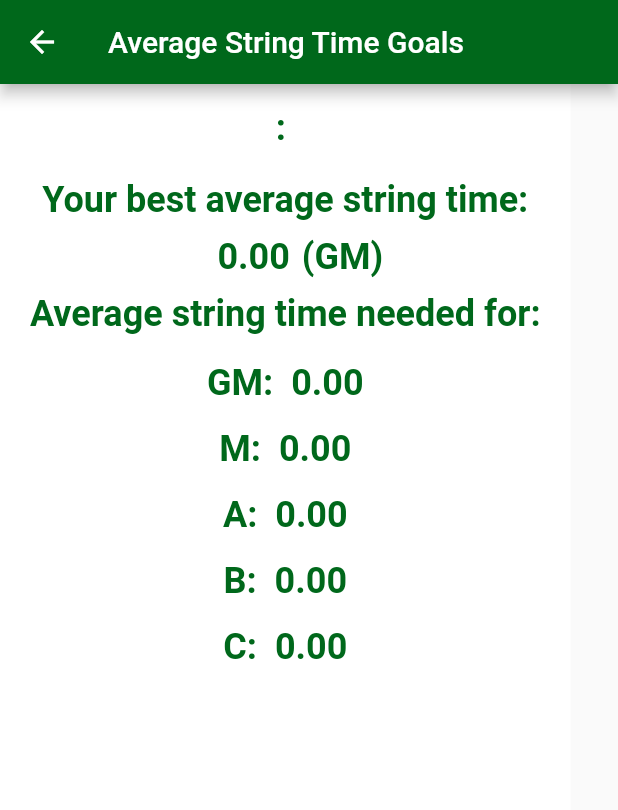
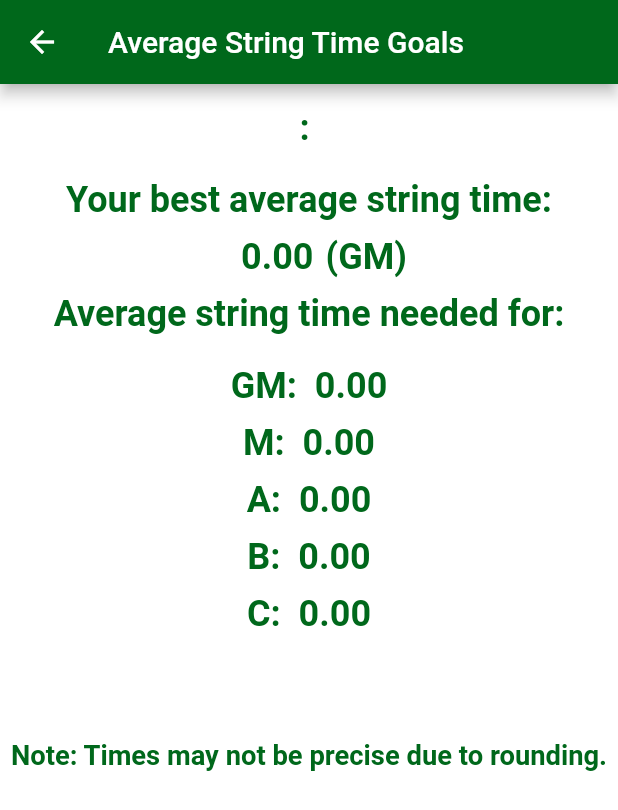
Before and after one commit to smokeyroader/steel_challenge_match_tracker, a Flutter app: the TimesNeeded screen opened directly with empty values, on a phone screen of 412 x 824 dp. Shown: the top 810 px of the screen. Run offline on Flutter 3.47's test engine with Material 2 defaults, Android fonts, the light colour scheme and no system bars; our stand-ins replace rflutter_alert, shared_preferences, sqflite; accounts and stored records are empty.

Commit message:
Minor changes to string_avg_needed.dart.

```diff
--- a/lib/string_avg_needed.dart
+++ b/lib/string_avg_needed.dart
@@ -177,74 +177,57 @@ class TimesNeeded extends StatelessWidget {
                 ),
               ),
               const SizedBox(
-                height: 10,
+                height: 20,
               ),
-              FittedBox(
-                child: Row(
-                  mainAxisAlignment: MainAxisAlignment.center,
-                  children: [
-                    Padding(
-                      padding: const EdgeInsets.all(8.0),
-                      child: ClassText(
+              ClassTimes(
                 classLetter: 'GM',
                 time: gmTime,
               ),
+              const SizedBox(
+                height: 10,
               ),
-                  ],
-                ),
-              ),
-              FittedBox(
-                child: Row(
-                  children: [
-                    Padding(
-                      padding: const EdgeInsets.all(8.0),
-                      child: ClassText(
+              ClassTimes(
                 classLetter: 'M',
                 time: mTime,
               ),
+              const SizedBox(
+                height: 10,
               ),
-                  ],
-                ),
-              ),
-              FittedBox(
-                child: Row(
-                  children: [
-                    Padding(
-                      padding: const EdgeInsets.all(8.0),
-                      child: ClassText(
+              ClassTimes(
                 classLetter: 'A',
                 time: aTime,
               ),
+              const SizedBox(
+                height: 10,
               ),
-                  ],
-                ),
-              ),
-              FittedBox(
-                child: Row(
-                  children: [
-                    Padding(
-                      padding: const EdgeInsets.all(8.0),
-                      child: ClassText(
+              ClassTimes(
                 classLetter: 'B',
                 time: bTime,
               ),
+              const SizedBox(
+                height: 10,
               ),
-                  ],
-                ),
-              ),
-              FittedBox(
-                child: Row(
-                  children: [
-                    Padding(
-                      padding: const EdgeInsets.all(8.0),
-                      child: ClassText(
+              ClassTimes(
                 classLetter: 'C',
                 time: cTime,
               ),
+              const SizedBox(
+                height: 70,
               ),
-                  ],
+              FittedBox(
+                child: Row(children: const [
+                  Padding(
+                    padding: EdgeInsets.only(left: 24, right: 24),
+                    child: Text(
+                      'Note: Times may not be precise due to rounding.',
+                      style: TextStyle(
+                          fontWeight: FontWeight.bold,
+                          fontSize: 60,
+                          color: Color(0xFF00681B)),
                     ),
-              ),
+                  )
+                ]),
+              )
             ],
           ),
         ),
@@ -282,9 +265,9 @@ class TimesNeeded extends StatelessWidget {
   }
 }
 
-//Custom text widget to reduce redundant code
-class ClassText extends StatelessWidget {
-  const ClassText({
+//Custom widget to reduce redundant code
+class ClassTimes extends StatelessWidget {
+  const ClassTimes({
     Key key,
     @required this.classLetter,
     this.time,
@@ -295,13 +278,15 @@ class ClassText extends StatelessWidget {
 
   @override
   Widget build(BuildContext context) {
-    return Text(
-      '$classLetter:  $time',
+    return FittedBox(
+      child: Row(mainAxisAlignment: MainAxisAlignment.center, children: [
+        Text('$classLetter:  $time',
             style: const TextStyle(
               fontSize: 24,
               fontWeight: FontWeight.bold,
               color: Color(0xFF00681B),
-      ),
+            ))
+      ]),
     );
   }
 }
```
Lines whose indentation alone changed are shown as unchanged.
